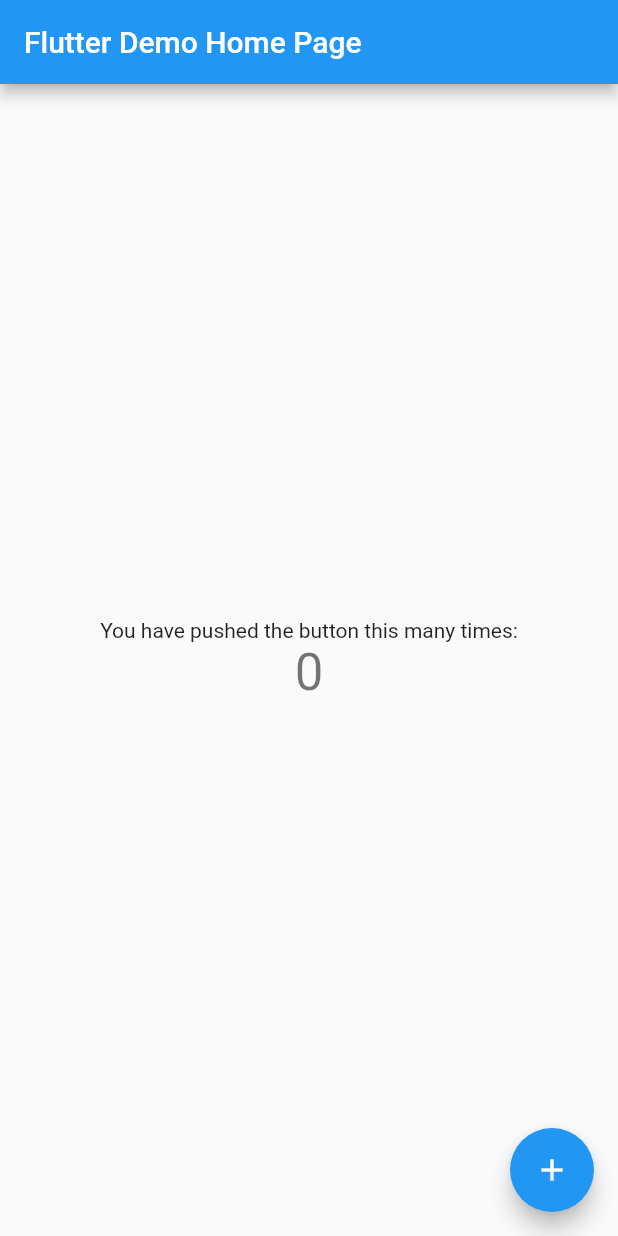
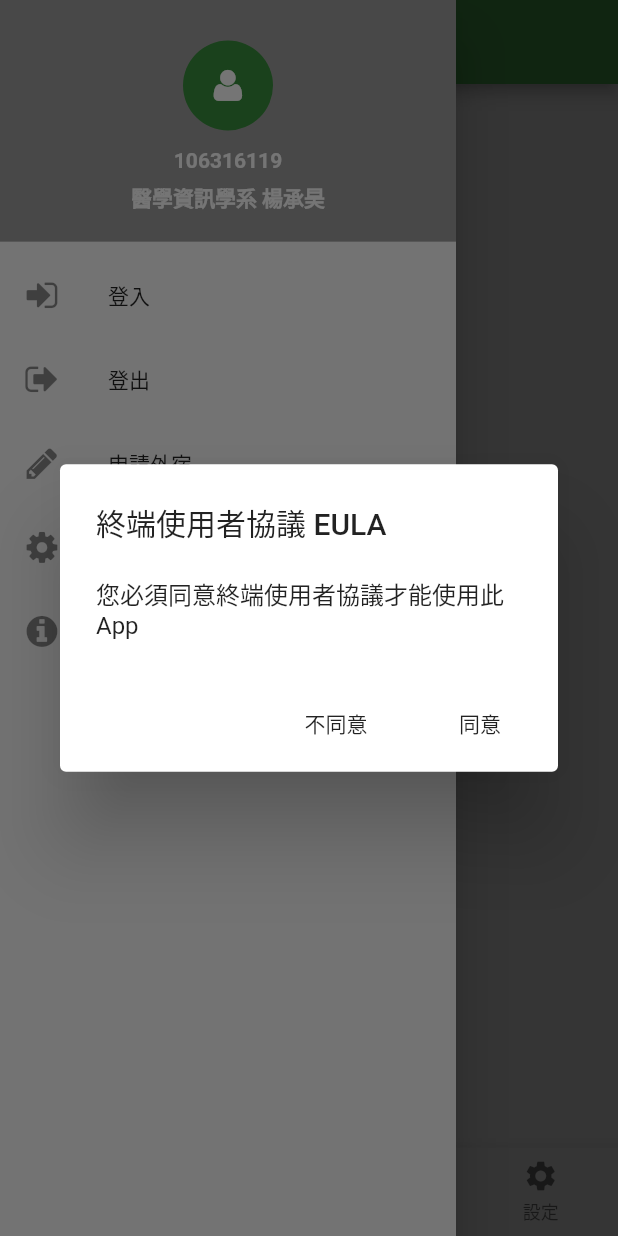
Before and after one commit to tico88612/tcu_myinfo_app, a Flutter app: the screen it shows after launch, with the side drawer open (before the commit the screen has no drawer), on a phone screen of 412 x 824 dp. Run offline on Flutter 3.47's test engine with Material 2 defaults, Android fonts, the phone set to English and light mode, and no system bars.

Commit message:
Basic UI Design

```diff
--- /dev/null
+++ b/lib/MainPage.dart
@@ -0,0 +1,133 @@
+import 'dart:io';
+
+import 'package:flutter/material.dart';
+import 'package:flutter/services.dart';
+import 'package:tcu_myinfo_app/views/AppDrawer.dart';
+
+class MainPage extends StatelessWidget {
+  @override
+  Widget build(BuildContext context) {
+    return new MainPageWidget();
+  }
+}
+
+class MainPageWidget extends StatefulWidget {
+  @override
+  State<StatefulWidget> createState() {
+    return new MainPageState();
+  }
+}
+
+class MainPageState extends State<MainPageWidget> {
+  int _tabIndex = 0;
+  var appBarTitles = ['首頁', '校園活動', '學期課表', '設定'];
+  var _pageList;
+
+  Text getTabTitle(int curIndex) {
+    if (curIndex == _tabIndex) {
+      return new Text(
+        appBarTitles[curIndex],
+      );
+    } else {
+      return new Text(
+        appBarTitles[curIndex],
+      );
+    }
+  }
+
+  void initData() {
+    _pageList = [
+      new Text("首頁"),
+      new Text("校園活動"),
+      new Text("學期課表"),
+      new Text("設定"),
+    ];
+  }
+
+  void initState() {
+    super.initState();
+    Future.delayed(
+      Duration.zero,
+      () {
+        _showMaterialDialog();
+      },
+    );
+  }
+
+  void _dismissDialog() {
+    Navigator.pop(context);
+  }
+
+  void _showMaterialDialog() {
+    showDialog(
+      barrierDismissible: false,
+      context: context,
+      builder: (context) {
+        return AlertDialog(
+          title: Text('終端使用者協議 EULA'),
+          content: Text('您必須同意終端使用者協議才能使用此 App'),
+          actions: <Widget>[
+            FlatButton(
+              onPressed: () {
+                SystemChannels.platform.invokeMethod('SystemNavigator.pop');
+                // exit(0);
+              },
+              child: Text('不同意'),
+            ),
+            FlatButton(
+              onPressed: () {
+                _dismissDialog();
+              },
+              child: Text('同意'),
+            ),
+          ],
+        );
+      },
+    );
+  }
+
+  @override
+  Widget build(BuildContext context) {
+    initData();
+    return Scaffold(
+      appBar: AppBar(
+        title: Text("慈大查詢系統"),
+        centerTitle: false,
+      ),
+      drawer: AppDrawer(),
+      body: _pageList[_tabIndex],
+      bottomNavigationBar: new BottomNavigationBar(
+        items: <BottomNavigationBarItem>[
+          new BottomNavigationBarItem(
+            icon: Icon(Icons.home),
+            title: getTabTitle(0),
+          ),
+          new BottomNavigationBarItem(
+            icon: Icon(Icons.message),
+            title: getTabTitle(1),
+          ),
+          new BottomNavigationBarItem(
+            icon: Icon(Icons.today),
+            title: getTabTitle(2),
+          ),
+          new BottomNavigationBarItem(
+            icon: Icon(Icons.settings),
+            title: getTabTitle(3),
+          ),
+        ],
+        type: BottomNavigationBarType.fixed,
+        //預設選中首頁
+        currentIndex: _tabIndex,
+        iconSize: 24.0,
+        //點選事件
+        onTap: (index) {
+          setState(
+            () {
+              _tabIndex = index;
+            },
+          );
+        },
+      ),
+    );
+  }
+}
--- a/lib/main.dart
+++ b/lib/main.dart
@@ -1,4 +1,5 @@
 import 'package:flutter/material.dart';
+import 'package:tcu_myinfo_app/MainPage.dart';
 
 void main() => runApp(MyApp());
 
@@ -7,105 +8,11 @@ class MyApp extends StatelessWidget {
   @override
   Widget build(BuildContext context) {
     return MaterialApp(
-      title: 'Flutter Demo',
+      title: "慈大查詢系統 —— TCU Myinfo",
       theme: ThemeData(
-        // This is the theme of your application.
-        //
-        // Try running your application with "flutter run". You'll see the
-        // application has a blue toolbar. Then, without quitting the app, try
-        // changing the primarySwatch below to Colors.green and then invoke
-        // "hot reload" (press "r" in the console where you ran "flutter run",
-        // or simply save your changes to "hot reload" in a Flutter IDE).
-        // Notice that the counter didn't reset back to zero; the application
-        // is not restarted.
-        primarySwatch: Colors.blue,
+        primarySwatch: Colors.green,
       ),
-      home: MyHomePage(title: 'Flutter Demo Home Page'),
+      home: MainPage(),
     );
   }
 }
-
-class MyHomePage extends StatefulWidget {
-  MyHomePage({Key key, this.title}) : super(key: key);
-
-  // This widget is the home page of your application. It is stateful, meaning
-  // that it has a State object (defined below) that contains fields that affect
-  // how it looks.
-
-  // This class is the configuration for the state. It holds the values (in this
-  // case the title) provided by the parent (in this case the App widget) and
-  // used by the build method of the State. Fields in a Widget subclass are
-  // always marked "final".
-
-  final String title;
-
-  @override
-  _MyHomePageState createState() => _MyHomePageState();
-}
-
-class _MyHomePageState extends State<MyHomePage> {
-  int _counter = 0;
-
-  void _incrementCounter() {
-    setState(() {
-      // This call to setState tells the Flutter framework that something has
-      // changed in this State, which causes it to rerun the build method below
-      // so that the display can reflect the updated values. If we changed
-      // _counter without calling setState(), then the build method would not be
-      // called again, and so nothing would appear to happen.
-      _counter++;
-    });
-  }
-
-  @override
-  Widget build(BuildContext context) {
-    // This method is rerun every time setState is called, for instance as done
-    // by the _incrementCounter method above.
-    //
-    // The Flutter framework has been optimized to make rerunning build methods
-    // fast, so that you can just rebuild anything that needs updating rather
-    // than having to individually change instances of widgets.
-    return Scaffold(
-      appBar: AppBar(
-        // Here we take the value from the MyHomePage object that was created by
-        // the App.build method, and use it to set our appbar title.
-        title: Text(widget.title),
-      ),
-      body: Center(
-        // Center is a layout widget. It takes a single child and positions it
-        // in the middle of the parent.
-        child: Column(
-          // Column is also a layout widget. It takes a list of children and
-          // arranges them vertically. By default, it sizes itself to fit its
-          // children horizontally, and tries to be as tall as its parent.
-          //
-          // Invoke "debug painting" (press "p" in the console, choose the
-          // "Toggle Debug Paint" action from the Flutter Inspector in Android
-          // Studio, or the "Toggle Debug Paint" command in Visual Studio Code)
-          // to see the wireframe for each widget.
-          //
-          // Column has various properties to control how it sizes itself and
-          // how it positions its children. Here we use mainAxisAlignment to
-          // center the children vertically; the main axis here is the vertical
-          // axis because Columns are vertical (the cross axis would be
-          // horizontal).
-          mainAxisAlignment: MainAxisAlignment.center,
-          children: <Widget>[
-            Text(
-              'You have pushed the button this many times:',
-            ),
-            Text(
-              '$_counter',
-              style: Theme.of(context).textTheme.display1,
-            ),
-          ],
-        ),
-      ),
-      floatingActionButton: FloatingActionButton(
-        onPressed: _incrementCounter,
-        tooltip: 'Increment',
-        child: Icon(Icons.add),
-      ), // This trailing comma makes auto-formatting nicer for build methods.
-    );
-  }
-}
--- /dev/null
+++ b/lib/presentation/t_c_u_myinfo_icon_icons.dart
@@ -0,0 +1,52 @@
+/// Flutter icons TCUMyinfoIcon
+/// Copyright (C) 2019 by original authors @ fluttericon.com, fontello.com
+/// This font was generated by FlutterIcon.com, which is derived from Fontello.
+///
+/// To use this font, place it in your fonts/ directory and include the
+/// following in your pubspec.yaml
+///
+/// flutter:
+///   fonts:
+///    - family:  TCUMyinfoIcon
+///      fonts:
+///       - asset: fonts/TCUMyinfoIcon.ttf
+///
+///
+/// * Font Awesome, Copyright (C) 2016 by Dave Gandy
+///         Author:    Dave Gandy
+///         License:   SIL ()
+///         Homepage:  http://fortawesome.github.com/Font-Awesome/
+///
+import 'package:flutter/widgets.dart';
+
+class TCUMyinfoIcon {
+  TCUMyinfoIcon._();
+
+  static const _kFontFam = 'TCUMyinfoIcon';
+
+  static const IconData megaphone = const IconData(0xe800, fontFamily: _kFontFam);
+  static const IconData login = const IconData(0xe801, fontFamily: _kFontFam);
+  static const IconData logout = const IconData(0xe802, fontFamily: _kFontFam);
+  static const IconData user = const IconData(0xe803, fontFamily: _kFontFam);
+  static const IconData pencil = const IconData(0xe804, fontFamily: _kFontFam);
+  static const IconData calendar = const IconData(0xe805, fontFamily: _kFontFam);
+  static const IconData info_circled = const IconData(0xe806, fontFamily: _kFontFam);
+  static const IconData home = const IconData(0xe807, fontFamily: _kFontFam);
+  static const IconData cog = const IconData(0xe808, fontFamily: _kFontFam);
+  static const IconData cog_alt = const IconData(0xe809, fontFamily: _kFontFam);
+  static const IconData wrench = const IconData(0xe80a, fontFamily: _kFontFam);
+  static const IconData search = const IconData(0xe80b, fontFamily: _kFontFam);
+  static const IconData location = const IconData(0xe80c, fontFamily: _kFontFam);
+  static const IconData tags = const IconData(0xe80d, fontFamily: _kFontFam);
+  static const IconData tag = const IconData(0xe80e, fontFamily: _kFontFam);
+  static const IconData table = const IconData(0xf0ce, fontFamily: _kFontFam);
+  static const IconData direction = const IconData(0xf124, fontFamily: _kFontFam);
+  static const IconData bank = const IconData(0xf19c, fontFamily: _kFontFam);
+  static const IconData sliders = const IconData(0xf1de, fontFamily: _kFontFam);
+  static const IconData newspaper = const IconData(0xf1ea, fontFamily: _kFontFam);
+  static const IconData calendar_plus_o = const IconData(0xf271, fontFamily: _kFontFam);
+  static const IconData calendar_minus_o = const IconData(0xf272, fontFamily: _kFontFam);
+  static const IconData calendar_times_o = const IconData(0xf273, fontFamily: _kFontFam);
+  static const IconData calendar_check_o = const IconData(0xf274, fontFamily: _kFontFam);
+  static const IconData facebook_squared = const IconData(0xf308, fontFamily: _kFontFam);
+}
--- /dev/null
+++ b/lib/views/AppDrawer.dart
@@ -0,0 +1,96 @@
+import 'package:flutter/material.dart';
+import 'package:tcu_myinfo_app/presentation/t_c_u_myinfo_icon_icons.dart';
+
+// import 'package:transparent_image/transparent_image.dart';
+
+class AppDrawer extends StatelessWidget {
+  @override
+  Widget build(BuildContext context) {
+    return Drawer(
+      child: ListView(
+        padding: EdgeInsets.zero,
+        children: <Widget>[
+          DrawerHeader(
+            decoration: BoxDecoration(
+              color: Colors.grey,
+            ),
+            child: Container(
+              child: Column(
+                mainAxisAlignment: MainAxisAlignment.center,
+                children: <Widget>[
+                  Padding(
+                    padding: const EdgeInsets.fromLTRB(0, 0, 0, 12.0),
+                    child: SizedBox(
+                      width: 60.0,
+                      height: 60.0,
+                      child: CircleAvatar(
+                        child: Icon(TCUMyinfoIcon.user),
+                      ),
+                    ),
+                  ),
+                  Padding(
+                    padding: const EdgeInsets.fromLTRB(0, 0, 0, 6.0),
+                    child: Text(
+                      '106316119',
+                      style: TextStyle(
+                        fontWeight: FontWeight.bold,
+                        color: Colors.white,
+                      ),
+                    ),
+                  ),
+                  Text(
+                    '醫學資訊學系 楊承昊',
+                    style: TextStyle(
+                      fontWeight: FontWeight.bold,
+                      color: Colors.white,
+                    ),
+                  ),
+                ],
+              ),
+            ),
+          ),
+          ListTile(
+            leading: Icon(TCUMyinfoIcon.login),
+            title: Text('登入'),
+            onTap: () {
+              // Do Something
+              Navigator.pop(context);
+            },
+          ),
+          ListTile(
+            leading: Icon(TCUMyinfoIcon.logout),
+            title: Text('登出'),
+            onTap: () {
+              // Do Something
+              Navigator.pop(context);
+            },
+          ),
+          ListTile(
+            leading: Icon(TCUMyinfoIcon.pencil),
+            title: Text('申請外宿'),
+            onTap: () {
+              // Do Something
+              Navigator.pop(context);
+            },
+          ),
+          ListTile(
+            leading: Icon(TCUMyinfoIcon.cog),
+            title: Text('設定'),
+            onTap: () {
+              // Do Something
+              Navigator.pop(context);
+            },
+          ),
+          ListTile(
+            leading: Icon(TCUMyinfoIcon.info_circled),
+            title: Text('關於我們'),
+            onTap: () {
+              // Do Something
+              Navigator.pop(context);
+            },
+          ),
+        ],
+      ),
+    );
+  }
+}
```
Also changed, not shown: pubspec.yaml (+5 -6 lines), fonts/TCUMyinfoIcon.ttf (added), pubspec.lock.
